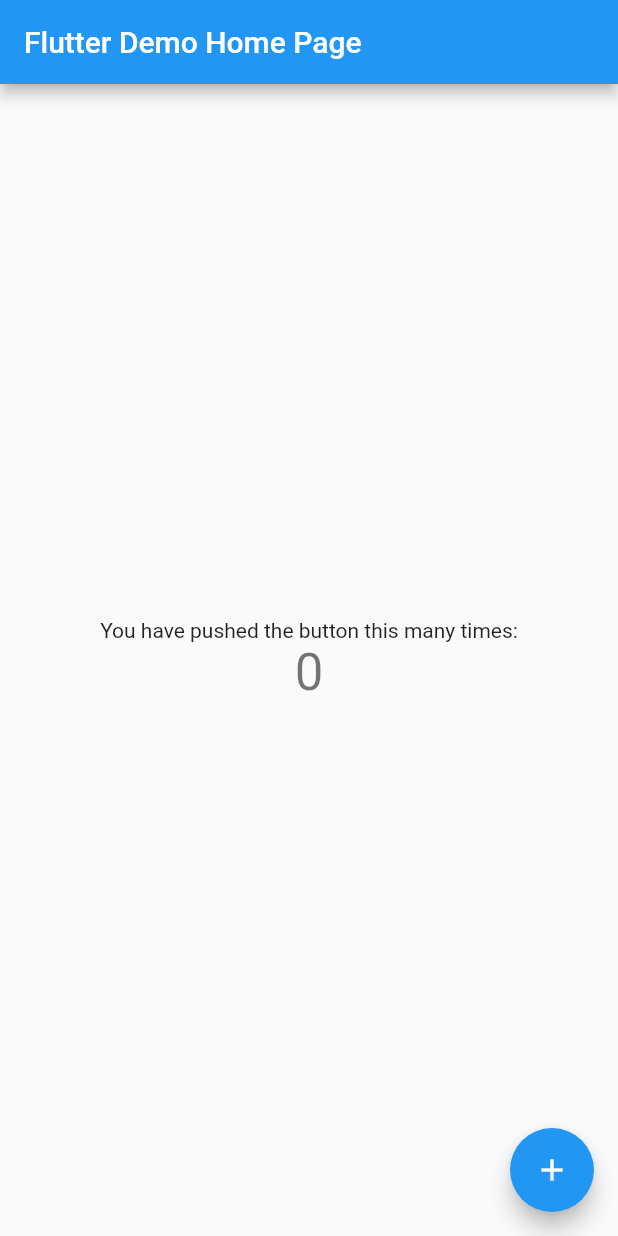
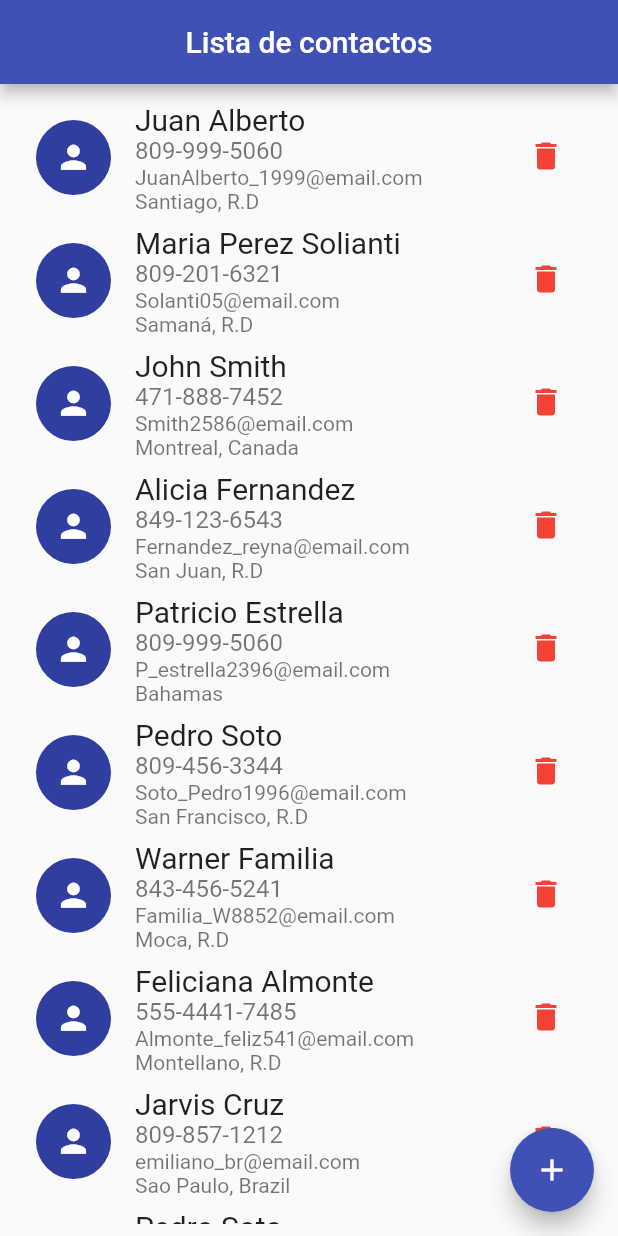
Before and after one commit to jfaquino/flutter_contact_list, a Flutter app: the screen it shows after launch, on a phone screen of 412 x 824 dp. Run offline on Flutter 3.47's test engine with Material 2 defaults, Android fonts, the light colour scheme and no system bars.

Commit message:
added listview and detail navigation

```diff
--- /dev/null
+++ b/lib/components/contact_row.dart
@@ -0,0 +1,51 @@
+import 'package:flutter/material.dart';
+import 'package:flutter_contact_list/models/contact.dart';
+
+class ContactRow extends StatelessWidget {
+  const ContactRow(
+      {Key? key,
+      required this.contact,
+      required this.onTap,
+      required this.index,
+      required this.onDelete})
+      : super(key: key);
+
+  final Contact contact;
+  final Function onTap;
+  final Function onDelete;
+  final int index;
+
+  @override
+  Widget build(BuildContext context) {
+    return ListTile(
+        leading: const CircleAvatar(
+            radius: 25,
+            child: Icon(
+              Icons.person,
+              size: 25,
+            )),
+        title: Text(
+          contact.name,
+          style: const TextStyle(fontSize: 20, fontWeight: FontWeight.w400),
+        ),
+        subtitle: Column(
+          crossAxisAlignment: CrossAxisAlignment.start,
+          children: [
+            Text(
+              contact.phone,
+              style: const TextStyle(fontSize: 16),
+            ),
+            Text(contact.email),
+            Text(contact.address),
+          ],
+        ),
+        trailing: IconButton(
+          icon: const Icon(
+            Icons.delete,
+            color: Colors.red,
+          ),
+          onPressed: () => onDelete(index),
+        ),
+        onTap: () => onTap(contact, index));
+  }
+}
--- /dev/null
+++ b/lib/data/contact_data.dart
@@ -0,0 +1,69 @@
+import 'package:flutter_contact_list/models/contact.dart';
+
+final contactData = [
+  Contact(
+      name: "Juan Alberto",
+      phone: "809-999-5060",
+      email: "JuanAlberto_1999@email.com",
+      address: "Santiago, R.D"),
+  Contact(
+      name: "Maria Perez Solianti",
+      phone: "809-201-6321",
+      email: "Solanti05@email.com",
+      address: "Samaná, R.D"),
+  Contact(
+      name: "John Smith ",
+      phone: "471-888-7452",
+      email: "Smith2586@email.com",
+      address: "Montreal, Canada"),
+  Contact(
+      name: "Alicia Fernandez",
+      phone: "849-123-6543",
+      email: "Fernandez_reyna@email.com",
+      address: "San Juan, R.D"),
+  Contact(
+      name: "Patricio Estrella",
+      phone: "809-999-5060",
+      email: "P_estrella2396@email.com",
+      address: "Bahamas"),
+  Contact(
+      name: "Pedro Soto",
+      phone: "809-456-3344",
+      email: "Soto_Pedro1996@email.com",
+      address: "San Francisco, R.D"),
+  Contact(
+      name: "Warner Familia",
+      phone: "843-456-5241",
+      email: "Familia_W8852@email.com",
+      address: "Moca, R.D"),
+  Contact(
+      name: "Feliciana Almonte",
+      phone: "555-4441-7485",
+      email: "Almonte_feliz541@email.com",
+      address: "Montellano, R.D"),
+  Contact(
+      name: "Jarvis Cruz",
+      phone: "809-857-1212",
+      email: "emiliano_br@email.com",
+      address: "Sao Paulo, Brazil"),
+  Contact(
+      name: "Pedro Soto ",
+      phone: "809-456-3344",
+      email: "Soto_Pedro1996@email.com",
+      address: "San Francisco, R.D"),
+  Contact(
+      name: "Mariana Batista",
+      phone: "326-897-4152",
+      email: "batistamariana@email.com",
+      address: "Santiago, Chile"),
+  Contact(
+      name: "Rosario Morfe",
+      phone: "809--963-3274",
+      email: "morfe_grax199936@email.com",
+      address: "Pedernales, R.D"),
+  Contact(
+      name: "Felipe Aquino",
+      phone: "809-012-5823",
+      email: "felipe_correo@email.com",
+      address: "Puerto Plata, R.D"),
+];
--- a/lib/main.dart
+++ b/lib/main.dart
@@ -1,4 +1,5 @@
 import 'package:flutter/material.dart';
+import 'package:flutter_contact_list/pages/contact_list.dart';
 
 void main() {
   runApp(const MyApp());
@@ -7,109 +8,14 @@
 class MyApp extends StatelessWidget {
   const MyApp({Key? key}) : super(key: key);
 
-  // This widget is the root of your application.
   @override
   Widget build(BuildContext context) {
     return MaterialApp(
       title: 'Flutter Demo',
       theme: ThemeData(
-        // This is the theme of your application.
-        //
-        // Try running your application with "flutter run". You'll see the
-        // application has a blue toolbar. Then, without quitting the app, try
-        // changing the primarySwatch below to Colors.green and then invoke
-        // "hot reload" (press "r" in the console where you ran "flutter run",
-        // or simply save your changes to "hot reload" in a Flutter IDE).
-        // Notice that the counter didn't reset back to zero; the application
-        // is not restarted.
-        primarySwatch: Colors.blue,
+        primarySwatch: Colors.indigo,
       ),
-      home: const MyHomePage(title: 'Flutter Demo Home Page'),
+      home: const ContactList(),
     );
   }
 }
-
-class MyHomePage extends StatefulWidget {
-  const MyHomePage({Key? key, required this.title}) : super(key: key);
-
-  // This widget is the home page of your application. It is stateful, meaning
-  // that it has a State object (defined below) that contains fields that affect
-  // how it looks.
-
-  // This class is the configuration for the state. It holds the values (in this
-  // case the title) provided by the parent (in this case the App widget) and
-  // used by the build method of the State. Fields in a Widget subclass are
-  // always marked "final".
-
-  final String title;
-
-  @override
-  State<MyHomePage> createState() => _MyHomePageState();
-}
-
-class _MyHomePageState extends State<MyHomePage> {
-  int _counter = 0;
-
-  void _incrementCounter() {
-    setState(() {
-      // This call to setState tells the Flutter framework that something has
-      // changed in this State, which causes it to rerun the build method below
-      // so that the display can reflect the updated values. If we changed
-      // _counter without calling setState(), then the build method would not be
-      // called again, and so nothing would appear to happen.
-      _counter++;
-    });
-  }
-
-  @override
-  Widget build(BuildContext context) {
-    // This method is rerun every time setState is called, for instance as done
-    // by the _incrementCounter method above.
-    //
-    // The Flutter framework has been optimized to make rerunning build methods
-    // fast, so that you can just rebuild anything that needs updating rather
-    // than having to individually change instances of widgets.
-    return Scaffold(
-      appBar: AppBar(
-        // Here we take the value from the MyHomePage object that was created by
-        // the App.build method, and use it to set our appbar title.
-        title: Text(widget.title),
-      ),
-      body: Center(
-        // Center is a layout widget. It takes a single child and positions it
-        // in the middle of the parent.
-        child: Column(
-          // Column is also a layout widget. It takes a list of children and
-          // arranges them vertically. By default, it sizes itself to fit its
-          // children horizontally, and tries to be as tall as its parent.
-          //
-          // Invoke "debug painting" (press "p" in the console, choose the
-          // "Toggle Debug Paint" action from the Flutter Inspector in Android
-          // Studio, or the "Toggle Debug Paint" command in Visual Studio Code)
-          // to see the wireframe for each widget.
-          //
-          // Column has various properties to control how it sizes itself and
-          // how it positions its children. Here we use mainAxisAlignment to
-          // center the children vertically; the main axis here is the vertical
-          // axis because Columns are vertical (the cross axis would be
-          // horizontal).
-          mainAxisAlignment: MainAxisAlignment.center,
-          children: <Widget>[
-            const Text(
-              'You have pushed the button this many times:',
-            ),
-            Text(
-              '$_counter',
-              style: Theme.of(context).textTheme.headline4,
-            ),
-          ],
-        ),
-      ),
-      floatingActionButton: FloatingActionButton(
-        onPressed: _incrementCounter,
-        tooltip: 'Increment',
-        child: const Icon(Icons.add),
-      ), // This trailing comma makes auto-formatting nicer for build methods.
-    );
-  }
-}
--- a/lib/models/contact.dart
+++ b/lib/models/contact.dart
@@ -1,9 +1,12 @@
 class Contact {
   final String name;
-  final String lastName;
   final String phone;
   final String email;
   final String address;
 
-  Contact(this.name, this.lastName, this.phone, this.email, this.address);
+  Contact(
+      {required this.name,
+      required this.phone,
+      required this.email,
+      required this.address});
 }
--- /dev/null
+++ b/lib/pages/contact_list.dart
@@ -0,0 +1,84 @@
+import 'package:flutter/material.dart';
+import 'package:flutter_contact_list/components/contact_row.dart';
+import 'package:flutter_contact_list/data/contact_data.dart';
+import 'package:flutter_contact_list/models/contact.dart';
+import 'package:flutter_contact_list/pages/contact_detail_page.dart';
+
+class ContactList extends StatefulWidget {
+  const ContactList({Key? key}) : super(key: key);
+
+  @override
+  State<ContactList> createState() => _ContactListState();
+}
+
+class _ContactListState extends State<ContactList> {
+  final _contacts = <Contact>[...contactData];
+  int _selectedContactIndex = -1;
+
+  void _setSelectedContact({required Contact contact, required index}) {
+    setState(() {
+      _selectedContactIndex = index;
+    });
+  }
+
+  void _handleSave(Contact contact) {
+    if (_selectedContactIndex >= 0) {
+      setState(() {
+        _contacts[_selectedContactIndex] = contact;
+      });
+    } else {
+      setState(() {
+        _contacts.add(contact);
+      });
+    }
+  }
+
+  void _addNewContact() {
+    _goToDetail(Contact(name: "", phone: "", email: "", address: ""), -1);
+  }
+
+  void _deleteContact(int index) {
+    setState(() {
+      _contacts.removeAt(index);
+    });
+  }
+
+  void _goToDetail(Contact contact, int index) {
+    _setSelectedContact(contact: contact, index: index);
+    Navigator.push(context, MaterialPageRoute(
+      builder: (context) {
+        return ContactDetail(
+          contact: contact,
+          onSave: _handleSave,
+        );
+      },
+    ));
+  }
+
+  @override
+  Widget build(BuildContext context) {
+    return Scaffold(
+      appBar: AppBar(
+        centerTitle: true,
+        title: const Text("Lista de contactos"),
+      ),
+      body: Container(
+        margin: const EdgeInsets.all(8),
+        child: ListView.builder(
+          itemCount: _contacts.length,
+          itemBuilder: (BuildContext context, int index) => ContactRow(
+            contact: _contacts[index],
+            onTap: _goToDetail,
+            index: index,
+            onDelete: _deleteContact,
+          ),
+        ),
+      ),
+      floatingActionButton: FloatingActionButton(
+        onPressed: _addNewContact,
+        tooltip: 'Agregar nuevo contacto',
+        child: const Icon(Icons.add),
+      ),
+    );
+  }
+}
```
Also changed, not shown: lib/pages/contact_detail_page.dart (added, +143 -0 lines).
